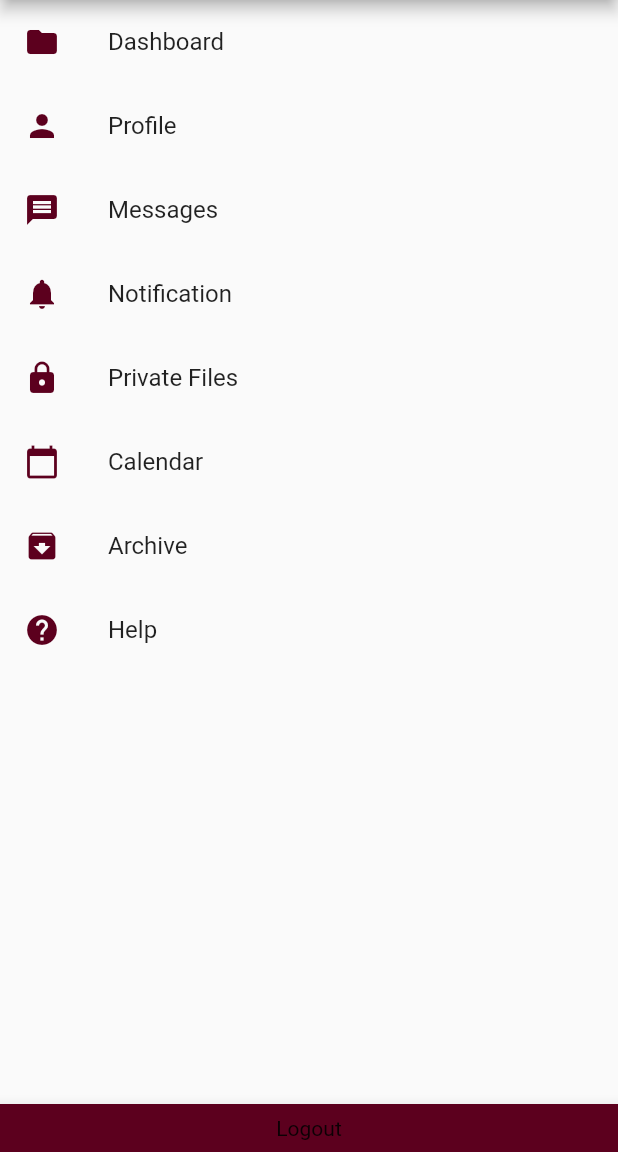
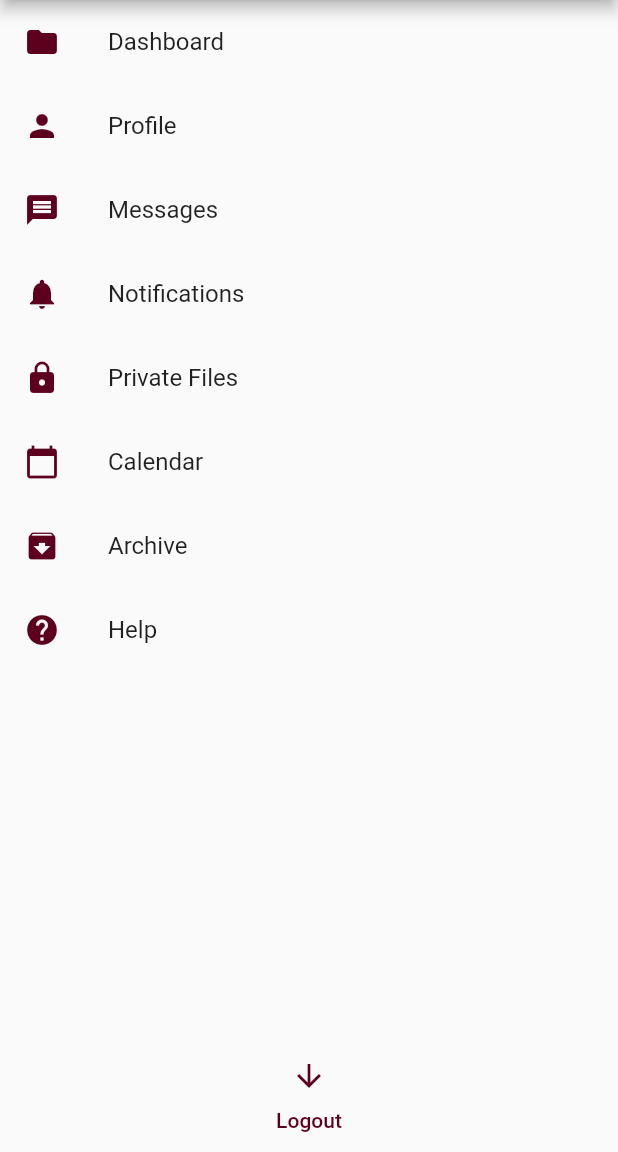
Before and after one commit to The-Brainiacs/elearning, a Flutter app: the screen it shows after launch, on a phone screen of 412 x 824 dp, the part 84-1236 px from its top. Run offline on Flutter 3.47's test engine with Material 2 defaults, Android fonts, the phone set to English and light mode, and no system bars; Roboto replaces fonts that are missing (Arial).

Commit message:
settings updated (Nursyahira)

```diff
--- a/lib/main.dart
+++ b/lib/main.dart
@@ -1,6 +1,17 @@
 import 'package:flutter/material.dart';
 
-void main() => runApp(MyApp());
+
+void main() => runApp(
+  MaterialApp(
+      debugShowCheckedModeBanner: false,
+      title: 'Settings',
+      theme: ThemeData(
+        primaryColor: Color(0xff5c001e),
+        fontFamily: 'Arial',
+      ),
+    home: MyApp(),
+)
+);
 
 class MyApp extends StatefulWidget {
   @override
@@ -10,46 +21,37 @@ class MyApp extends StatefulWidget {
 class _MyAppState extends State<MyApp> {
   @override
   Widget build(BuildContext context) {
-    return MaterialApp(
-      debugShowCheckedModeBanner: false,
-      title: 'Settings',
-      theme: ThemeData(
-        primaryColor:  Color(0xff5c001e),
-        fontFamily: 'Arial',
-      ),
-      home: Scaffold(
-        appBar: AppBar(
-          title: Row(
-            mainAxisAlignment: MainAxisAlignment.center,
-            children: [
-              Container(
-                padding: const EdgeInsets.all(8.0),
-                child: Text('Settings'),
-              )
-            ],
+    return DefaultTabController(
+      length: 1,
+      initialIndex: 0,
+      child: Scaffold(
+        appBar: buildAppBar(),
+        body: Center(child: BodyLayout()),
+        bottomNavigationBar: TabBar(
+          indicatorColor: Color(0xffffff),
+          tabs: [
+            Tab(text: 'Logout',icon: Icon(Icons.arrow_downward))
+          ], labelColor: Color(0xff5c001e),
           ),
-        ),
-        body: Center(child: BodyLayout()),
-        bottomNavigationBar: buildBottomAppBar(),
       ),
     );
   }
 
-  BottomAppBar buildBottomAppBar() {
-    return BottomAppBar(
-        color: Color(0xff5c001e),
-        child: Row(
+  AppBar buildAppBar() {
+    return AppBar(
+        title: Row(
           mainAxisAlignment: MainAxisAlignment.center,
           children: [
             Container(
               padding: const EdgeInsets.all(8.0),
-              child: Text('Logout'),
-
+              child: Text('Settings'),
             )
           ],
         ),
       );
   }
+
+
 }
 
 class BodyLayout extends StatefulWidget {
@@ -80,7 +82,7 @@ Widget _myListView(BuildContext context) {
         leading: Icon(Icons.message, color: Color(0xff5c001e)),
       ),
       ListTile(
-        title: Text('Notification'),
+        title: Text('Notifications'),
         leading: Icon(Icons.notifications, color: Color(0xff5c001e)),
       ),
       ListTile(
```
